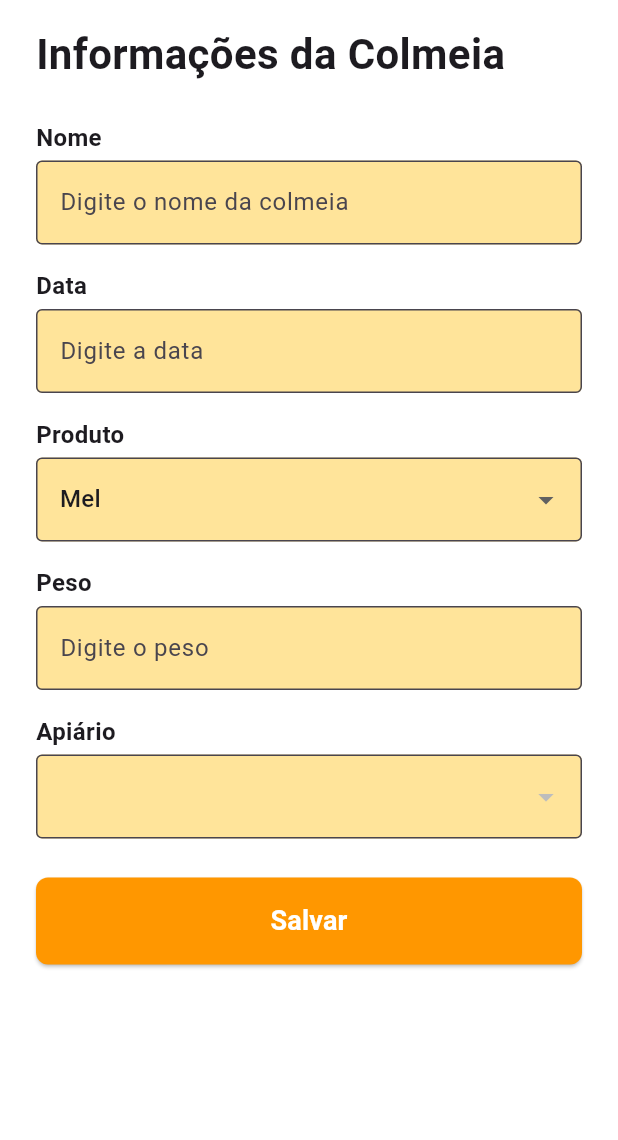
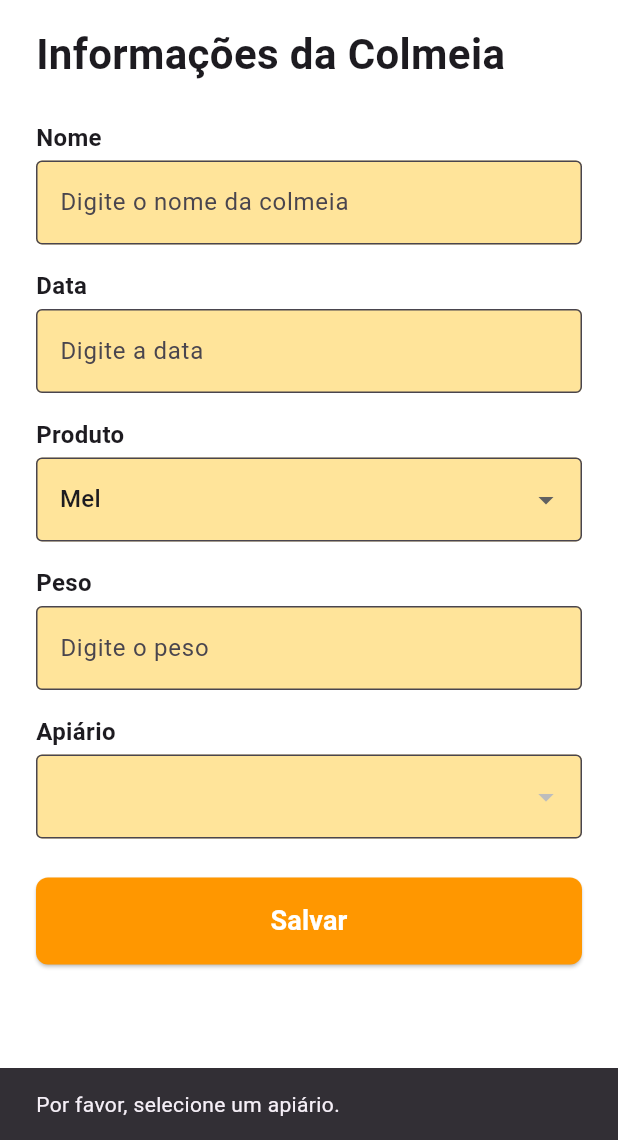
Before and after one commit to Agatha-Magno/beepona, a Flutter app: the TelaCadastroColmeia screen opened directly with empty values, after a tap on "Salvar", on a phone screen of 412 x 824 dp, the part 96-1236 px from its top. Run offline on Flutter 3.47's test engine with Material 3 defaults, Android fonts, the phone set to English and light mode, and no system bars; our stand-ins replace dio, flutter_secure_storage, signals; accounts and stored records are empty; network calls fail.

Commit message:
🌐feat: Repositório de colmeia adicionado e tela de apiarios atualizada

```diff
--- a/lib/tela_cadastro_colmeia.dart
+++ b/lib/tela_cadastro_colmeia.dart
@@ -1,4 +1,7 @@
 import 'package:flutter/material.dart';
+import 'package:nectracker/enums/produto_enum.dart';
+import 'package:nectracker/models/api/entities/colmeia/colmeia_create.dart';
+import 'package:nectracker/repositories/colmeia_repository.dart';
 
 class TelaCadastroColmeia extends StatefulWidget {
   final List<Map<String, dynamic>> apiarios;
@@ -15,7 +18,76 @@ class _TelaCadastroColmeiaState extends State<TelaCadastroColmeia> {
   final TextEditingController dataController = TextEditingController();
   final TextEditingController pesoController = TextEditingController();
   String produtoSelecionado = 'Mel';
-  int? apiarioSelecionado;
+  String? apiarioSelecionado;
+  final ColmeiaRepository _colmeiaRepo = ColmeiaRepository();
+  bool _isLoading = false;
+
+  Future<void> _salvarColmeia() async {
+    if (apiarioSelecionado == null) {
+      ScaffoldMessenger.of(context).showSnackBar(
+        const SnackBar(content: Text('Por favor, selecione um apiário.')),
+      );
+      return;
+    }
+
+    final nome = nomeController.text.trim();
+    if (nome.isEmpty) {
+      ScaffoldMessenger.of(context).showSnackBar(
+        const SnackBar(content: Text('Por favor, insira o nome da colmeia.')),
+      );
+      return;
+    }
+
+    setState(() {
+      _isLoading = true;
+    });
+
+    try {
+      final modelo = ColmeiaCreateApiModel(
+        apiarioId: apiarioSelecionado.toString(),
+        nome: nome,
+        produto: ProdutoEnum.toEnum(produtoSelecionado),
+        peso: double.tryParse(pesoController.text) ?? 0.0,
+      );
+
+      await _colmeiaRepo.criar(modelo);
+
+      final result = {
+        'nome': nome,
+        'data': dataController.text,
+        'produto': produtoSelecionado,
+        'peso': modelo.peso,
+        'apiarioNumber': apiarioSelecionado,
+      };
+
+      if (widget.onSalvar != null) {
+        widget.onSalvar!(result);
+      }
+
+      if (mounted) {
+        ScaffoldMessenger.of(context).showSnackBar(
+          const SnackBar(content: Text('Colmeia cadastrada com sucesso!')),
+        );
+        Navigator.pop(context, result);
+      }
+    } catch (e) {
+      if (mounted) {
+        String mensagemErro = e.toString();
+        if (mensagemErro.startsWith('Exception: ')) {
+          mensagemErro = mensagemErro.substring(11);
+        }
+        ScaffoldMessenger.of(context).showSnackBar(
+          SnackBar(content: Text('Erro: $mensagemErro')),
+        );
+      }
+    } finally {
+      if (mounted) {
+        setState(() {
+          _isLoading = false;
+        });
+      }
+    }
+  }
 
   @override
   Widget build(BuildContext context) {
@@ -116,7 +188,7 @@ class _TelaCadastroColmeiaState extends State<TelaCadastroColmeia> {
                 _buildLabel('Produto'),
                 DropdownButtonFormField<String>(
                   value: produtoSelecionado,
-                  items: ['Mel', 'Própolis', 'Outro']
+                  items: ['Mel', 'Própolis', 'Outros']
                       .map((prod) => DropdownMenuItem(
                             value: prod,
                             child: Text(prod),
@@ -147,13 +219,12 @@ class _TelaCadastroColmeiaState extends State<TelaCadastroColmeia> {
                 ),
                 const SizedBox(height: 16),
                 _buildLabel('Apiário'),
-                DropdownButtonFormField<int>(
+                DropdownButtonFormField<String>(
                   value: apiarioSelecionado,
                   items: widget.apiarios
-                      .map((apiario) => DropdownMenuItem<int>(
-                            value: apiario['number'] as int,
-                            child: Text(apiario['nome'] ??
-                                'Apiario #${apiario['number']}'),
+                      .map((apiario) => DropdownMenuItem<String>(
+                            value: apiario['number'] as String,
+                            child: Text(apiario['nome'] ?? 'Apiário'),
                           ))
                       .toList(),
                   onChanged: (value) {
@@ -189,24 +260,21 @@ class _TelaCadastroColmeiaState extends State<TelaCadastroColmeia> {
                       borderRadius: BorderRadius.circular(8),
                     ),
                   ),
-                  onPressed: () {
-                    if (widget.onSalvar != null && apiarioSelecionado != null) {
-                      widget.onSalvar!(
-                        {
-                          'nome': nomeController.text,
-                          'data': dataController.text,
-                          'produto': produtoSelecionado,
-                          'peso': double.tryParse(pesoController.text) ?? 0.0,
-                          'apiarioNumber': apiarioSelecionado,
-                        },
-                      );
-                      Navigator.pop(context);
-                    }
-                  },
-                  child: const Text(
-                    'Salvar',
-                    style: TextStyle(fontWeight: FontWeight.bold, fontSize: 18),
-                  ),
+                  onPressed: _isLoading ? null : _salvarColmeia,
+                  child: _isLoading
+                      ? const SizedBox(
+                          height: 24,
+                          width: 24,
+                          child: CircularProgressIndicator(
+                            color: Colors.white,
+                            strokeWidth: 2,
+                          ),
+                        )
+                      : const Text(
+                          'Salvar',
+                          style: TextStyle(
+                              fontWeight: FontWeight.bold, fontSize: 18),
+                        ),
                 ),
               ),
             ),
--- a/lib/widgets/apiario.dart
+++ b/lib/widgets/apiario.dart
@@ -1,7 +1,7 @@
 import 'package:flutter/material.dart';
 
 class Apiario extends StatelessWidget {
-  final int number;
+  final String id;
   final String nome;
   final double latitude;
   final double longitude;
@@ -10,7 +10,7 @@ class Apiario extends StatelessWidget {
 
   const Apiario({
     super.key,
-    required this.number,
+    required this.id,
     required this.nome,
     required this.latitude,
     required this.longitude,
@@ -47,7 +47,7 @@ class Apiario extends StatelessWidget {
                   ),
                   const SizedBox(width: 8),
                   Text(
-                    nome.isNotEmpty ? nome : 'Apiario #$number',
+                    nome.isNotEmpty ? nome : 'Apiário',
                     style: const TextStyle(
                       fontWeight: FontWeight.bold,
                       fontSize: 18,
```
Also changed, not shown: lib/repositories/colmeia_repository.dart (added, +57 -0 lines), lib/tela_apiarios.dart (+73 -40 lines), lib/tela_cadastro_apiario.dart (+61 -19 lines), 1 other file.
